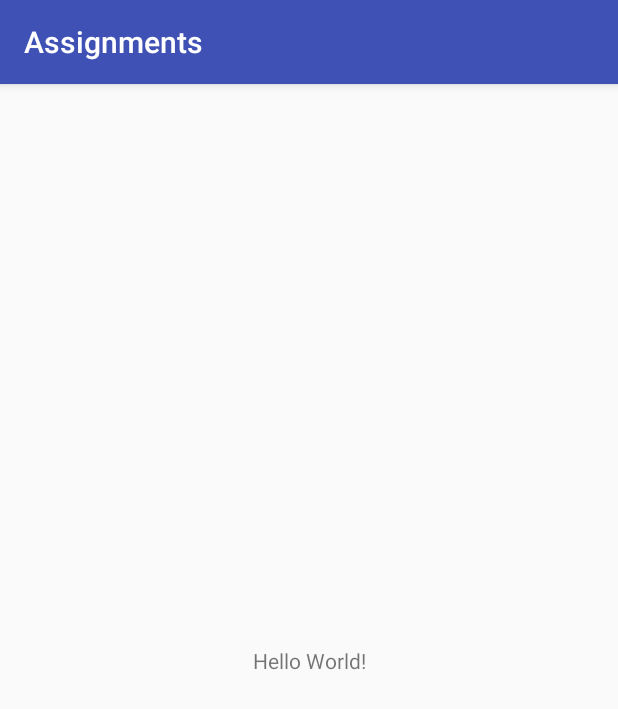
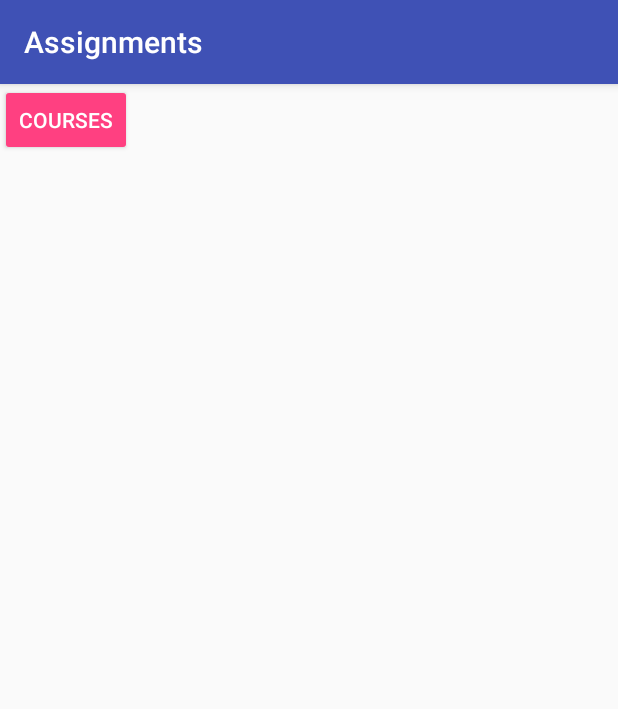
Before and after one commit to hermannvillanger/Assignments, an Android app: the screen it shows after launch (MainActivity), on a phone screen of 412 x 824 dp. Shown: the top 709 px of the screen. Run offline under Robolectric (Android 15) with nearby library versions, the phone set to English and light mode, and no system bars.

Commit message:
Empty courses button to main xml page, general small fixes to models and databasehelper

```diff
--- a/app/src/main/java/com/example/hermann/assignments/MainActivity.java
+++ b/app/src/main/java/com/example/hermann/assignments/MainActivity.java
@@ -10,4 +10,10 @@ public class MainActivity extends AppCompatActivity {
         super.onCreate(savedInstanceState);
         setContentView(R.layout.activity_main);
     }
+
+
+
+
+
+
 }
--- a/app/src/main/java/helper/DatabaseHelper.java
+++ b/app/src/main/java/helper/DatabaseHelper.java
@@ -191,7 +191,7 @@ public class DatabaseHelper extends SQLiteOpenHelper {
         asg.setCourse_Id(c.getInt(c.getColumnIndex(C_ID)));
         asg.setAssignment_Id(c.getInt(c.getColumnIndex(A_ID)));
         asg.setDelivery_Type(c.getString(c.getColumnIndex(A_TYPE)));
-        asg.setCompleted(c.getInt(c.getColumnIndex(A_COMPLETED)) > 0);
+        asg.setCompleted(c.getInt(c.getColumnIndex(A_COMPLETED)));
         asg.setWeekday(c.getString(c.getColumnIndex(A_WEEKDAY)));
         asg.setDelivery_Time(c.getString(c.getColumnIndex(A_TIME)));
         asg.setNext_Delivery(c.getString(c.getColumnIndex(A_NEXT)));
@@ -215,7 +215,7 @@ public class DatabaseHelper extends SQLiteOpenHelper {
                 asg.setCourse_Id(c.getInt(c.getColumnIndex(C_ID)));
                 asg.setAssignment_Id(c.getInt(c.getColumnIndex(A_ID)));
                 asg.setDelivery_Type(c.getString(c.getColumnIndex(A_TYPE)));
-                asg.setCompleted(c.getInt(c.getColumnIndex(A_COMPLETED)) > 0);
+                asg.setCompleted(c.getInt(c.getColumnIndex(A_COMPLETED)));
                 asg.setWeekday(c.getString(c.getColumnIndex(A_WEEKDAY)));
                 asg.setDelivery_Time(c.getString(c.getColumnIndex(A_TIME)));
                 asg.setNext_Delivery(c.getString(c.getColumnIndex(A_NEXT)));
@@ -244,7 +244,7 @@ public class DatabaseHelper extends SQLiteOpenHelper {
                 asg.setCourse_Id(c.getInt(c.getColumnIndex(C_ID)));
                 asg.setAssignment_Id(c.getInt(c.getColumnIndex(A_ID)));
                 asg.setDelivery_Type(c.getString(c.getColumnIndex(A_TYPE)));
-                asg.setCompleted(c.getInt(c.getColumnIndex(A_COMPLETED)) > 0);
+                asg.setCompleted(c.getInt(c.getColumnIndex(A_COMPLETED)));
                 asg.setWeekday(c.getString(c.getColumnIndex(A_WEEKDAY)));
                 asg.setDelivery_Time(c.getString(c.getColumnIndex(A_TIME)));
                 asg.setNext_Delivery(c.getString(c.getColumnIndex(A_NEXT)));
--- a/app/src/main/res/layout/activity_main.xml
+++ b/app/src/main/res/layout/activity_main.xml
@@ -2,17 +2,17 @@
 <android.support.constraint.ConstraintLayout xmlns:android="http://schemas.android.com/apk/res/android"
     xmlns:app="http://schemas.android.com/apk/res-auto"
     xmlns:tools="http://schemas.android.com/tools"
+    android:id="@+id/course"
     android:layout_width="match_parent"
     android:layout_height="match_parent"
     tools:context="com.example.hermann.assignments.MainActivity">
 
-    <TextView
+    <Button
+        android:id="@+id/button"
+        style="@style/Widget.AppCompat.Button.Colored"
         android:layout_width="wrap_content"
         android:layout_height="wrap_content"
-        android:text="Hello World!"
-        app:layout_constraintBottom_toBottomOf="parent"
-        app:layout_constraintLeft_toLeftOf="parent"
-        app:layout_constraintRight_toRightOf="parent"
-        app:layout_constraintTop_toTopOf="parent" />
-
+        android:text="@string/course"
+        tools:layout_editor_absoluteX="16dp"
+        tools:layout_editor_absoluteY="16dp" />
 </android.support.constraint.ConstraintLayout>
--- /dev/null
+++ b/app/src/main/res/layout/course.xml
@@ -0,0 +1,6 @@
+<?xml version="1.0" encoding="utf-8"?>
+<LinearLayout xmlns:android="http://schemas.android.com/apk/res/android"
+    android:orientation="vertical" android:layout_width="match_parent"
+    android:layout_height="match_parent">
+
+</LinearLayout>
--- /dev/null
+++ b/app/src/main/res/layout/courses.xml
@@ -0,0 +1,6 @@
+<?xml version="1.0" encoding="utf-8"?>
+<LinearLayout xmlns:android="http://schemas.android.com/apk/res/android"
+    android:orientation="vertical" android:layout_width="match_parent"
+    android:layout_height="match_parent">
+
+</LinearLayout>
--- a/app/src/main/res/values/strings.xml
+++ b/app/src/main/res/values/strings.xml
@@ -1,3 +1,5 @@
 <resources>
     <string name="app_name">Assignments</string>
+    <string name="course">Courses</string>
+    <string name="createCourse">Create new Course</string>
 </resources>
```
Also changed, not shown: app/src/main/java/model/Assignment.java (+8 -4 lines).
